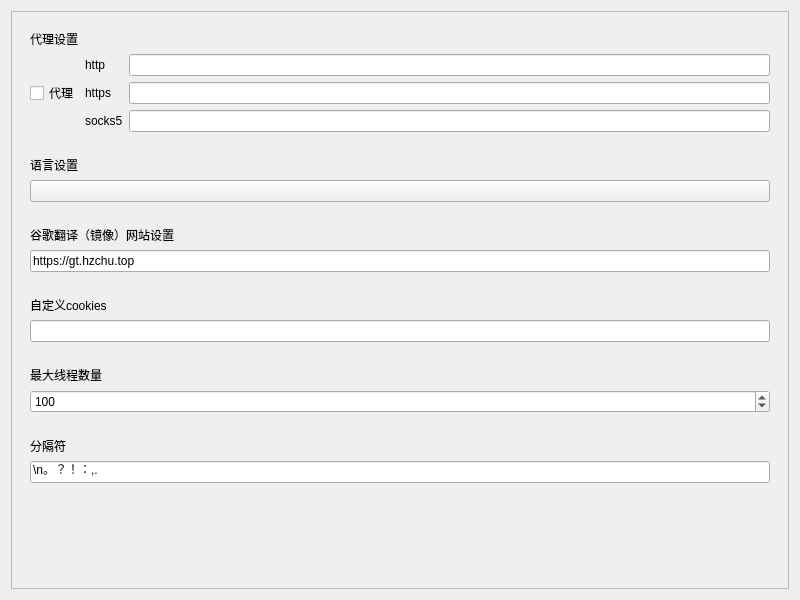
Before: the Qt Designer form src/interfaces/ui_settings.ui in zhdbk3/GoogleGrassGrowingMachine, drawn with Qt 5.
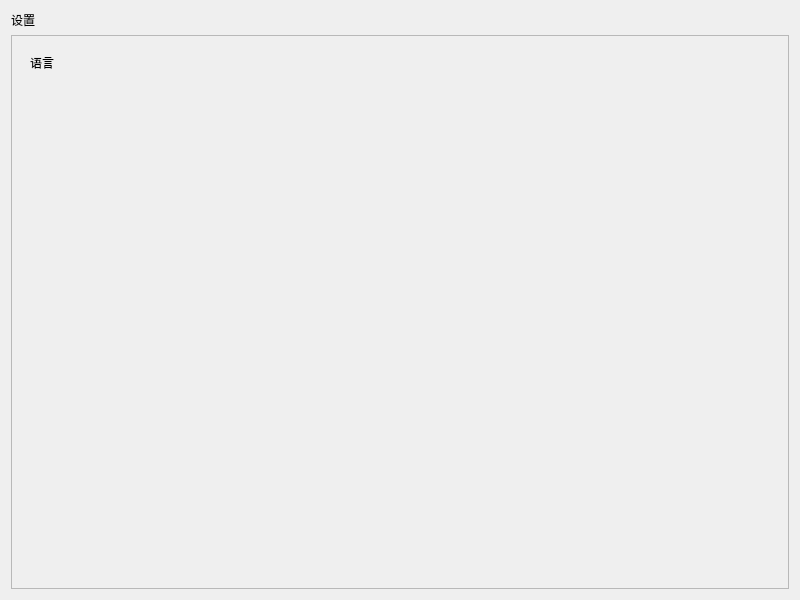
After: the same form once the commit is applied. Custom widgets are drawn as their Qt base class.

The edit to the form file:
```diff
--- a/src/interfaces/ui_settings.ui
+++ b/src/interfaces/ui_settings.ui
@@ -13,8 +13,15 @@
   <property name="windowTitle">
    <string>Form</string>
   </property>
-  <layout class="QGridLayout" name="gridLayout_10">
+  <layout class="QGridLayout" name="gridLayout_2">
    <item row="0" column="0">
+    <widget class="TitleLabel" name="TitleLabel">
+     <property name="text">
+      <string>设置</string>
+     </property>
+    </widget>
+   </item>
+   <item row="1" column="0">
     <widget class="SmoothScrollArea" name="SmoothScrollArea">
      <property name="widgetResizable">
       <bool>true</bool>
@@ -25,27 +32,24 @@
         <x>0</x>
         <y>0</y>
         <width>780</width>
-        <height>699</height>
+        <height>537</height>
        </rect>
       </property>
-      <layout class="QGridLayout" name="gridLayout_9">
-       <item row="3" column="0">
-        <widget class="CardWidget" name="CardWidget_4">
-         <layout class="QGridLayout" name="gridLayout_6">
-          <item row="1" column="0">
-           <widget class="LineEdit" name="LineEdit_cookies"/>
-          </item>
+      <layout class="QGridLayout" name="gridLayout">
+       <item row="0" column="0">
+        <widget class="ElevatedCardWidget" name="ElevatedCardWidget">
+         <layout class="QGridLayout" name="gridLayout_lang">
           <item row="0" column="0">
-           <widget class="TitleLabel" name="TitleLabel_4">
+           <widget class="SubtitleLabel" name="SubtitleLabel">
             <property name="text">
-             <string>自定义cookies</string>
+             <string>语言</string>
             </property>
            </widget>
           </item>
          </layout>
         </widget>
        </item>
-       <item row="6" column="0">
+       <item row="1" column="0">
         <spacer name="verticalSpacer">
          <property name="orientation">
           <enum>Qt::Vertical</enum>
@@ -53,155 +57,11 @@
          <property name="sizeHint" stdset="0">
           <size>
            <width>20</width>
-           <height>168</height>
+           <height>449</height>
           </size>
          </property>
         </spacer>
        </item>
-       <item row="2" column="0">
-        <widget class="CardWidget" name="CardWidget_3">
-         <layout class="QGridLayout" name="gridLayout_5">
-          <item row="0" column="0">
-           <widget class="TitleLabel" name="TitleLabel_3">
-            <property name="text">
-             <string>谷歌翻译（镜像）网站设置</string>
-            </property>
-           </widget>
-          </item>
-          <item row="1" column="0">
-           <widget class="SearchLineEdit" name="SearchLineEdit_url_base">
-            <property name="text">
-             <string>https://gt.hzchu.top</string>
-            </property>
-           </widget>
-          </item>
-         </layout>
-        </widget>
-       </item>
-       <item row="0" column="0">
-        <widget class="CardWidget" name="CardWidget">
-         <layout class="QGridLayout" name="gridLayout_3">
-          <item row="0" column="0">
-           <widget class="TitleLabel" name="TitleLabel">
-            <property name="text">
-             <string>代理设置</string>
-            </property>
-           </widget>
-          </item>
-          <item row="1" column="0">
-           <layout class="QGridLayout" name="gridLayout_2">
-            <item row="0" column="0">
-             <widget class="CheckBox" name="CheckBox_proxies">
-              <property name="text">
-               <string>代理</string>
-              </property>
-             </widget>
-            </item>
-            <item row="0" column="1">
-             <layout class="QGridLayout" name="gridLayout">
-              <item row="0" column="1">
-               <widget class="LineEdit" name="LineEdit_http"/>
-              </item>
-              <item row="1" column="1">
-               <widget class="LineEdit" name="LineEdit_https"/>
-              </item>
-              <item row="0" column="0">
-               <widget class="SubtitleLabel" name="SubtitleLabel">
-                <property name="text">
-                 <string>http</string>
-                </property>
-               </widget>
-              </item>
-              <item row="1" column="0">
-               <widget class="SubtitleLabel" name="SubtitleLabel_2">
-                <property name="text">
-                 <string>https</string>
-                </property>
-               </widget>
-              </item>
-              <item row="2" column="0">
-               <widget class="SubtitleLabel" name="SubtitleLabel_3">
-                <property name="text">
-                 <string>socks5</string>
-                </property>
-               </widget>
-              </item>
-              <item row="2" column="1">
-               <widget class="LineEdit" name="LineEdit_socks5"/>
-              </item>
-             </layout>
-            </item>
-           </layout>
-          </item>
-         </layout>
-        </widget>
-       </item>
-       <item row="4" column="0">
-        <widget class="CardWidget" name="CardWidget_5">
-         <layout class="QGridLayout" name="gridLayout_8">
-          <item row="0" column="0" colspan="2">
-           <widget class="TitleLabel" name="TitleLabel_5">
-            <property name="text">
-             <string>最大线程数量</string>
-            </property>
-           </widget>
-          </item>
-          <item row="1" column="0" colspan="2">
-           <widget class="SpinBox" name="SpinBox_max_thread_cnt">
-            <property name="minimum">
-             <number>1</number>
-            </property>
-            <property name="maximum">
-             <number>1000</number>
-            </property>
-            <property name="value">
-             <number>100</number>
-            </property>
-           </widget>
-          </item>
-         </layout>
-        </widget>
-       </item>
-       <item row="1" column="0">
-        <widget class="CardWidget" name="CardWidget_2">
-         <layout class="QGridLayout" name="gridLayout_4">
-          <item row="0" column="0">
-           <widget class="TitleLabel" name="TitleLabel_2">
-            <property name="text">
-             <string>语言设置</string>
-            </property>
-           </widget>
-          </item>
-          <item row="1" column="0">
-           <widget class="ComboBox" name="ComboBox_lang">
-            <property name="text">
-             <string/>
-            </property>
-           </widget>
-          </item>
-         </layout>
-        </widget>
-       </item>
-       <item row="5" column="0">
-        <widget class="CardWidget" name="CardWidget_6">
-         <layout class="QGridLayout" name="gridLayout_7">
-          <item row="1" column="0">
-           <widget class="LineEdit" name="LineEdit_separator">
-            <property name="text">
-             <string>\n。？！：,.</string>
-            </property>
-           </widget>
-          </item>
-          <item row="0" column="0">
-           <widget class="TitleLabel" name="TitleLabel_6">
-            <property name="text">
-             <string>分隔符</string>
-            </property>
-           </widget>
-          </item>
-         </layout>
-        </widget>
-       </item>
       </layout>
      </widget>
     </widget>
@@ -209,22 +69,24 @@
   </layout>
  </widget>
  <customwidgets>
-  <customwidget>
-   <class>CheckBox</class>
-   <extends>QCheckBox</extends>
-   <header>qfluentwidgets</header>
-  </customwidget>
-  <customwidget>
-   <class>ComboBox</class>
-   <extends>QPushButton</extends>
-   <header>qfluentwidgets</header>
-  </customwidget>
   <customwidget>
    <class>CardWidget</class>
    <extends>QFrame</extends>
    <header>qfluentwidgets</header>
    <container>1</container>
   </customwidget>
+  <customwidget>
+   <class>ElevatedCardWidget</class>
+   <extends>SimpleCardWidget</extends>
+   <header>qfluentwidgets</header>
+   <container>1</container>
+  </customwidget>
+  <customwidget>
+   <class>SimpleCardWidget</class>
+   <extends>CardWidget</extends>
+   <header>qfluentwidgets</header>
+   <container>1</container>
+  </customwidget>
   <customwidget>
    <class>SmoothScrollArea</class>
    <extends>QScrollArea</extends>
@@ -241,21 +103,6 @@
    <extends>QLabel</extends>
    <header>qfluentwidgets</header>
   </customwidget>
-  <customwidget>
-   <class>LineEdit</class>
-   <extends>QLineEdit</extends>
-   <header>qfluentwidgets</header>
-  </customwidget>
-  <customwidget>
-   <class>SearchLineEdit</class>
-   <extends>LineEdit</extends>
-   <header>qfluentwidgets</header>
-  </customwidget>
-  <customwidget>
-   <class>SpinBox</class>
-   <extends>QSpinBox</extends>
-   <header>qfluentwidgets</header>
-  </customwidget>
  </customwidgets>
  <resources/>
  <connections/>
```
Left out of the diff: 4 changed lines with no effect on the pictures.
